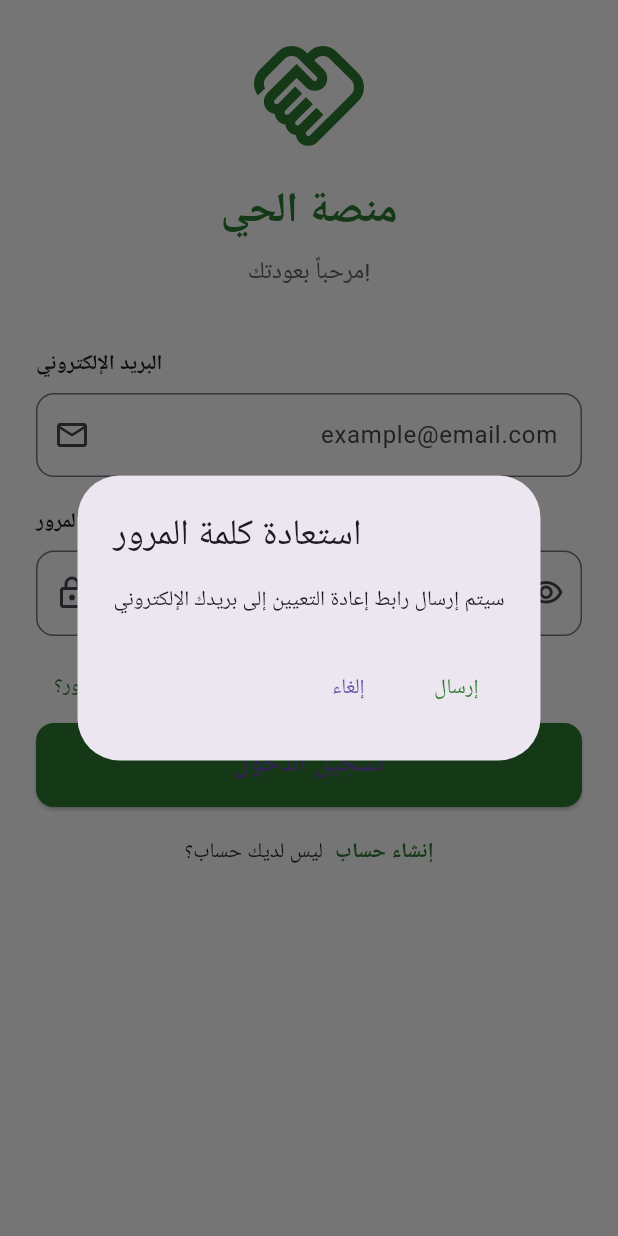
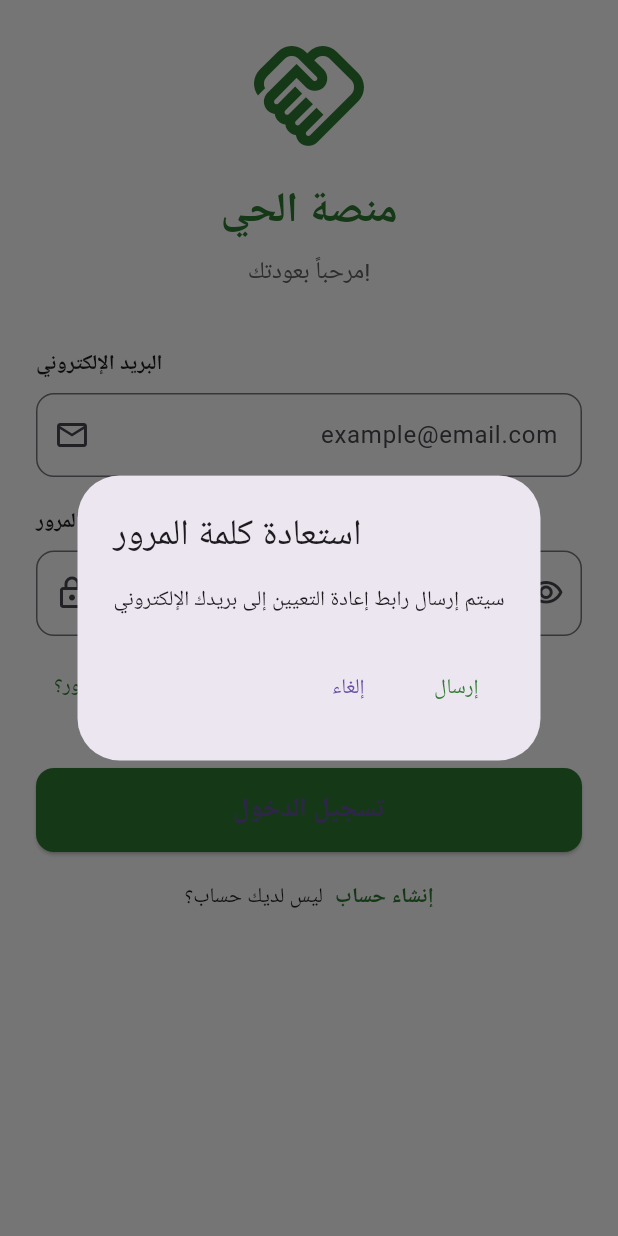
Before and after one commit to NOBOGHqqww444/manaset_alhai, a Flutter app: the screen it shows after launch, after a tap on "هل نسيت كلمة المرور؟", on a phone screen of 412 x 824 dp. Run offline on Flutter 3.47's test engine with Material 3 defaults, Android fonts, the phone set to English and light mode, and no system bars; Roboto replaces fonts that are missing (Tajawal).

Commit message:
first commit

```diff
--- a/lib/login.dart
+++ b/lib/login.dart
@@ -1,26 +1,29 @@
 import 'package:flutter/material.dart';
 import 'signup.dart';
 import 'homepage.dart';
+
 class LoginPage extends StatefulWidget {
   @override
   LoginPageState createState() => LoginPageState();
 }
+
 class LoginPageState extends State<LoginPage> {
   final _formKey = GlobalKey<FormState>();
   final _emailController = TextEditingController();
   final _passwordController = TextEditingController();
   bool isLoading = false;
   bool _obscurePassword = true;
+
   @override
   Widget build(BuildContext context) {
     return Scaffold(
       body: SafeArea(
-        child: Padding(
+        child: SingleChildScrollView( // غير Padding إلى SingleChildScrollView
           padding: EdgeInsets.all(24),
           child: Form(
             key: _formKey,
             child: Column(
-              children:[
+              children: [
                 _buildHeader(),
                 SizedBox(height: 40),
                 _buildTextField(
@@ -36,24 +39,46 @@ class LoginPageState extends State<LoginPage> {
                 Align(
                   alignment: Alignment.centerLeft,
                   child: TextButton(
-                    onPressed: () => _showForgotPasswordDialog(),
+                    onPressed: () {
+                      _showForgotPasswordDialog();
+                    },
                     child: Text(
                       'هل نسيت كلمة المرور؟',
                       style: TextStyle(color: Theme.of(context).primaryColor),
-                    ),),),
+                    ),
+                  ),
+                ),
+                SizedBox(height: 30), // زد هذه المسافة
                 _buildLoginButton(),
                 SizedBox(height: 20),
                 _buildSignupLink(),
-              ],),),),),);}
+                SizedBox(height: 20), // أضف مساحة إضافية في الأسفل
+              ],
+            ),
+          ),
+        ),
+      ),
+    );
+  }
+
   Widget _buildHeader() {
     return Column(
       children: [
-        Icon(Icons.handshake_outlined, size: 80, color: Theme.of(context).primaryColor),
+        Icon(Icons.handshake_outlined,
+            size: 80, color: Theme.of(context).primaryColor),
         SizedBox(height: 16),
-        Text('منصة الحي', style: TextStyle(fontSize: 28, fontWeight: FontWeight.bold, color: Theme.of(context).primaryColor)),
+        Text('منصة الحي',
+            style: TextStyle(
+                fontSize: 28,
+                fontWeight: FontWeight.bold,
+                color: Theme.of(context).primaryColor)),
         SizedBox(height: 8),
-        Text('مرحباً بعودتك!', style: TextStyle(fontSize: 16, color: Colors.grey[700])),
-      ],);}
+        Text('مرحباً بعودتك!',
+            style: TextStyle(fontSize: 16, color: Colors.grey[700])),
+      ],
+    );
+  }
+
   Widget _buildTextField({
     required String label,
     required String hint,
@@ -76,7 +101,11 @@ class LoginPageState extends State<LoginPage> {
             border: OutlineInputBorder(borderRadius: BorderRadius.circular(12)),
           ),
           validator: validator,
-        ),],);}
+        ),
+      ],
+    );
+  }
+
   Widget _buildPasswordField() {
     return Column(
       crossAxisAlignment: CrossAxisAlignment.start,
@@ -92,13 +121,23 @@ class LoginPageState extends State<LoginPage> {
             hintTextDirection: TextDirection.rtl,
             prefixIcon: Icon(Icons.lock_outlined),
             suffixIcon: IconButton(
-              icon: Icon(_obscurePassword ? Icons.visibility_outlined : Icons.visibility_off_outlined),
-              onPressed: () => setState(() => _obscurePassword = !_obscurePassword),
+              icon: Icon(_obscurePassword
+                  ? Icons.visibility_outlined
+                  : Icons.visibility_off_outlined),
+              onPressed: () {
+                setState(() {
+                  _obscurePassword = !_obscurePassword;
+                });
+              },
             ),
             border: OutlineInputBorder(borderRadius: BorderRadius.circular(12)),
           ),
           validator: _validatePassword,
-        ),],);}
+        ),
+      ],
+    );
+  }
+
   Widget _buildLoginButton() {
     return SizedBox(
       width: double.infinity,
@@ -107,12 +146,17 @@ class LoginPageState extends State<LoginPage> {
         onPressed: isLoading ? null : _handleLogin,
         style: ElevatedButton.styleFrom(
           backgroundColor: Theme.of(context).primaryColor,
-          shape: RoundedRectangleBorder(borderRadius: BorderRadius.circular(12)),
+          shape:
+          RoundedRectangleBorder(borderRadius: BorderRadius.circular(12)),
         ),
         child: isLoading
             ? CircularProgressIndicator(color: Colors.white, strokeWidth: 2)
-            : Text('تسجيل الدخول', style: TextStyle(fontSize: 18, fontWeight: FontWeight.bold)),
-      ),);}
+            : Text('تسجيل الدخول',
+            style: TextStyle(fontSize: 18, fontWeight: FontWeight.bold)),
+      ),
+    );
+  }
+
   Widget _buildSignupLink() {
     return Row(
       mainAxisAlignment: MainAxisAlignment.center,
@@ -120,9 +164,19 @@ class LoginPageState extends State<LoginPage> {
         Text('ليس لديك حساب؟'),
         SizedBox(width: 8),
         GestureDetector(
-          onTap: () => Navigator.push(context, MaterialPageRoute(builder: (context) => SignUpPage())),
-          child: Text('إنشاء حساب', style: TextStyle(color: Theme.of(context).primaryColor, fontWeight: FontWeight.bold)),
-        ),],);}
+          onTap: () {
+            Navigator.push(context,
+                MaterialPageRoute(builder: (context) => SignUpPage()));
+          },
+          child: Text('إنشاء حساب',
+              style: TextStyle(
+                  color: Theme.of(context).primaryColor,
+                  fontWeight: FontWeight.bold)),
+        ),
+      ],
+    );
+  }
+
   String? _validateEmail(String? value) {
     if (value == null || value.isEmpty) return 'يرجى إدخال البريد الإلكتروني';
     if (!value.contains('@')) return 'يرجى إدخال بريد إلكتروني صحيح';
@@ -134,25 +188,40 @@ class LoginPageState extends State<LoginPage> {
     if (value.length < 8) return 'كلمة المرور يجب أن تكون 8 أحرف على الأقل';
     return null;
   }
+
   void _handleLogin() {
     if (_formKey.currentState!.validate()) {
-      setState(() => isLoading = true);
+      setState(() {
+        isLoading = true;
+      });
       // Simulate API call
       Future.delayed(Duration(seconds: 2), () {
-        setState(() => isLoading = false);
-        Navigator.pushReplacement(context, MaterialPageRoute(builder: (context) => HomePage()));
+        setState(() {
+          isLoading = false;
+        });
+        Navigator.pushReplacement(context,
+            MaterialPageRoute(builder: (context) => HomePage()));
         ScaffoldMessenger.of(context).showSnackBar(
-          SnackBar(content: Text('تم تسجيل الدخول بنجاح!'), backgroundColor: Colors.green),
-        );});}}
+          SnackBar(
+              content: Text('تم تسجيل الدخول بنجاح!'),
+              backgroundColor: Colors.green),
+        );
+      });
+    }
+  }
+
   void _showForgotPasswordDialog() {
     showDialog(
       context: context,
-      builder: (context) => AlertDialog(
+      builder: (context) {
+        return AlertDialog(
           title: Text('استعادة كلمة المرور'),
           content: Text('سيتم إرسال رابط إعادة التعيين إلى بريدك الإلكتروني'),
           actions: [
             TextButton(
-            onPressed: () => Navigator.pop(context),
+              onPressed: () {
+                Navigator.pop(context);
+              },
               child: Text('إلغاء'),
             ),
             TextButton(
@@ -160,7 +229,14 @@ class LoginPageState extends State<LoginPage> {
                 Navigator.pop(context);
                 ScaffoldMessenger.of(context).showSnackBar(
                   SnackBar(content: Text('تم إرسال الرابط إلى بريدك الإلكتروني')),
-              );},
-            child: Text('إرسال', style: TextStyle(color: Theme.of(context).primaryColor)),
-          ),],),);}
+                );
+              },
+              child: Text('إرسال',
+                  style: TextStyle(color: Theme.of(context).primaryColor)),
+            ),
+          ],
+        );
+      },
+    );
   }
+}
```
Lines whose indentation alone changed are shown as unchanged.
